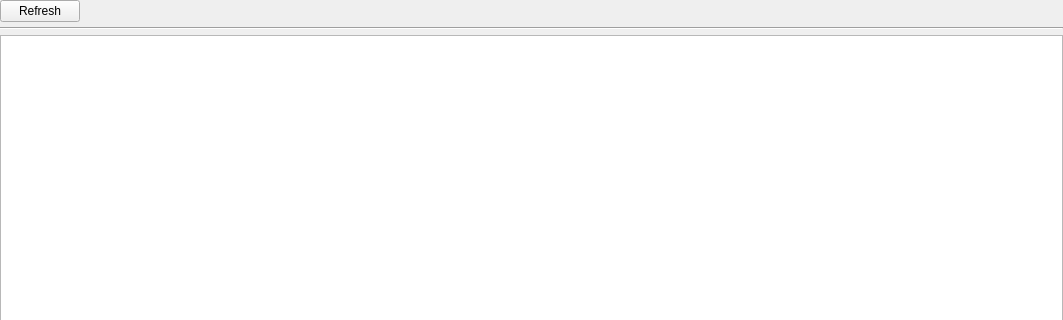
First picture: the form in mva/Licenta/gui/forms/system_drivers_widget.ui, repository bogdan-constandache/SystemToolKit, before the edit; both pictures show x 0 to 1063 and y 0 to 320 of the 1063 by 568 pixel window.
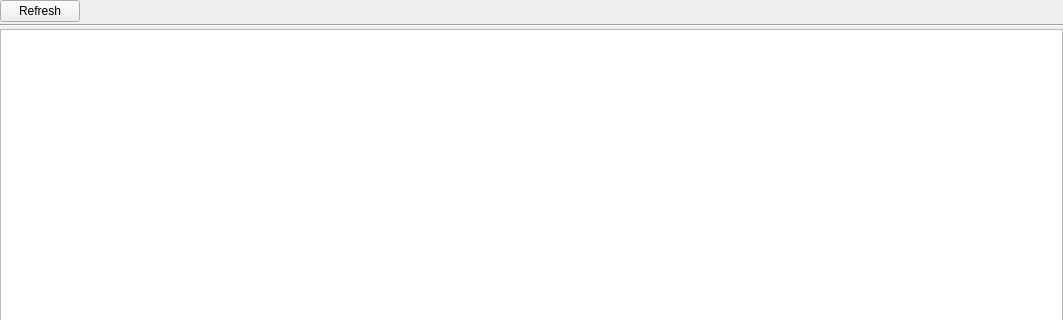
Second picture: the form after the edit.

```diff
--- a/mva/Licenta/gui/forms/system_drivers_widget.ui
+++ b/mva/Licenta/gui/forms/system_drivers_widget.ui
@@ -15,7 +15,7 @@
   </property>
   <layout class="QVBoxLayout" name="verticalLayout">
    <property name="spacing">
-    <number>5</number>
+    <number>2</number>
    </property>
    <property name="leftMargin">
     <number>0</number>
```
Left out of the diff: 17 changed lines with no effect on the pictures. Lines whose indentation alone changed are shown as unchanged.
